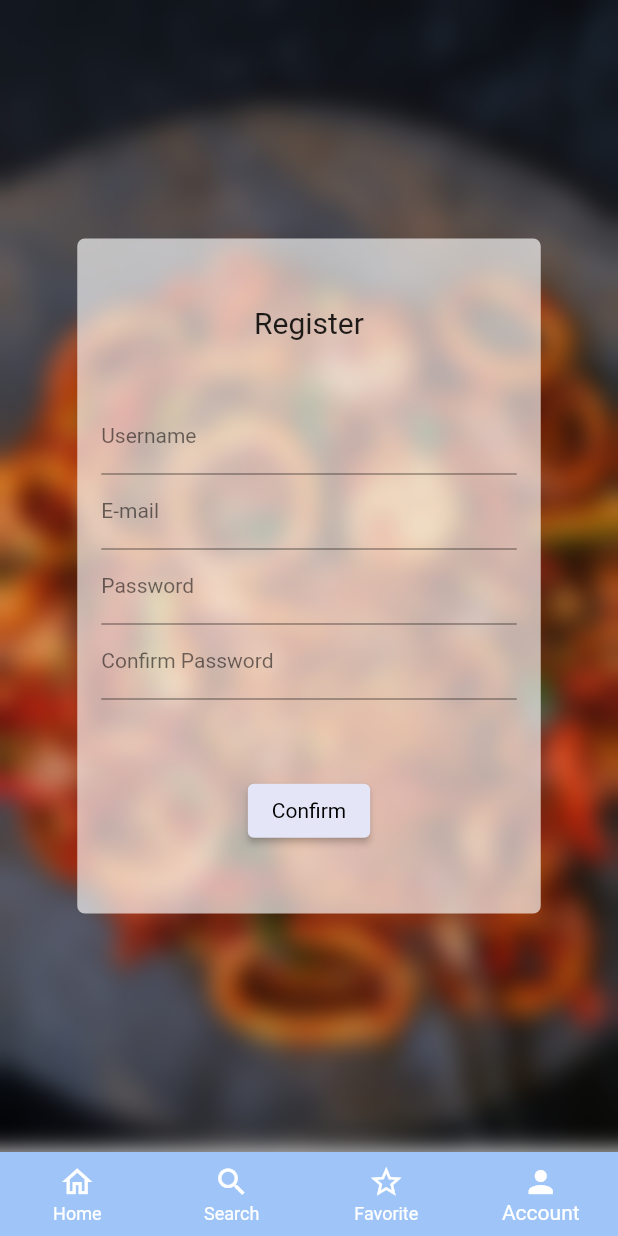
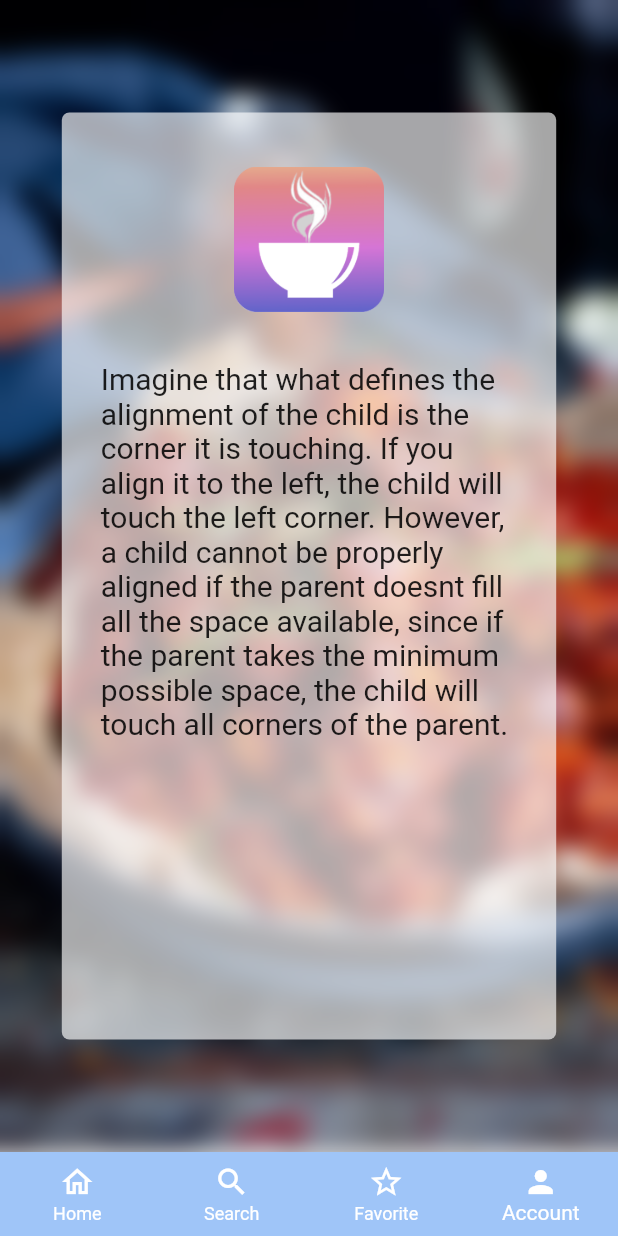
Before and after one commit to imranZMiko/Eten, a Flutter app: the screen it shows after launch, item 4 of the bottom bar chosen, on a phone screen of 412 x 824 dp. Run offline on Flutter 3.47's test engine with Material 2 defaults, Android fonts, the phone set to English and light mode, and no system bars.

Commit message:
Added general layout of about screen.

```diff
--- /dev/null
+++ b/lib/screens/about_screen.dart
@@ -0,0 +1,56 @@
+import 'package:eten/widgets/blurred_image.dart';
+import 'package:flutter/material.dart';
+import 'package:flutter/painting.dart';
+
+class AboutScreen extends StatelessWidget {
+  const AboutScreen({Key? key}) : super(key: key);
+
+  @override
+  Widget build(BuildContext context) {
+    final deviceSize = MediaQuery.of(context).size;
+    return Scaffold(
+      backgroundColor: Theme.of(context).backgroundColor,
+      body: Stack(
+        children: [
+          BlurredImage(imageURL: 'Assets/Place4.png'),
+          Center(
+            child: Card(
+              shadowColor: Colors.transparent,
+              color: Color.fromRGBO(255, 255, 255, 0.65),
+              shape: RoundedRectangleBorder(
+                borderRadius: BorderRadius.circular(5.0),
+              ),
+              elevation: 8.0,
+              child: Container(
+                height: deviceSize.height * 0.75,
+                width: deviceSize.width * 0.8,
+                padding: EdgeInsets.all(16.0),
+                child: Column(
+                  //mainAxisAlignment: MainAxisAlignment.center,
+                  children: <Widget>[
+                    Container(
+                      margin: EdgeInsets.all(20),
+                      height: 100,
+                      width: 100,
+                      alignment: Alignment.topCenter,
+                      child: Image.asset('Assets/logo.png'),
+                    ),
+                    Padding(
+                      padding: EdgeInsets.all(10),
+                      child: Text(
+                        'Imagine that what defines the alignment of the child is the corner it is touching. If you align it to the left, the child will touch the left corner. However, a child cannot be properly aligned if the parent doesnt fill all the space available, since if the parent takes the minimum possible space, the child will touch all corners of the parent.',
+                        style: TextStyle(
+                          fontSize: 20,
+                        ),
+                      ),
+                    ),
+                  ],
+                ),
+              ),
+            ),
+          ),
+        ],
+      ),
+    );
+  }
+}
--- a/lib/widgets/tab_bar.dart
+++ b/lib/widgets/tab_bar.dart
@@ -6,6 +6,7 @@ import 'package:eten/screens/search_screen.dart';
 import 'package:flutter/material.dart';
 import 'package:eten/screens/account.dart';
 import 'package:eten/screens/log_in_screen.dart';
+import 'package:eten/screens/about_screen.dart';
 
 class TabsScreen extends StatefulWidget {
   @override
@@ -17,7 +18,7 @@ class _TabsScreenState extends State<TabsScreen> {
     HomePageScreen(),
     SearchScreen(),
     FavoritesScreen(),
-    RegisterScreen(),
+    AboutScreen(),
   ];
   int _selectedPageIndex = 0;
 
```
Also changed, not shown: Assets/logo.png (added).
